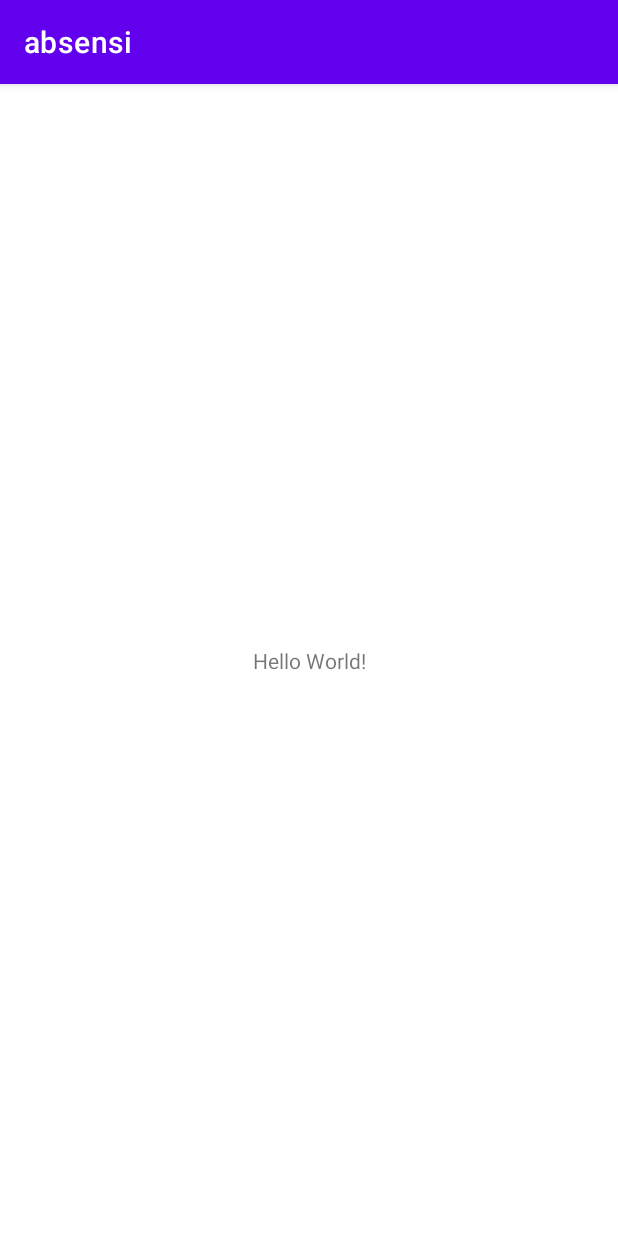
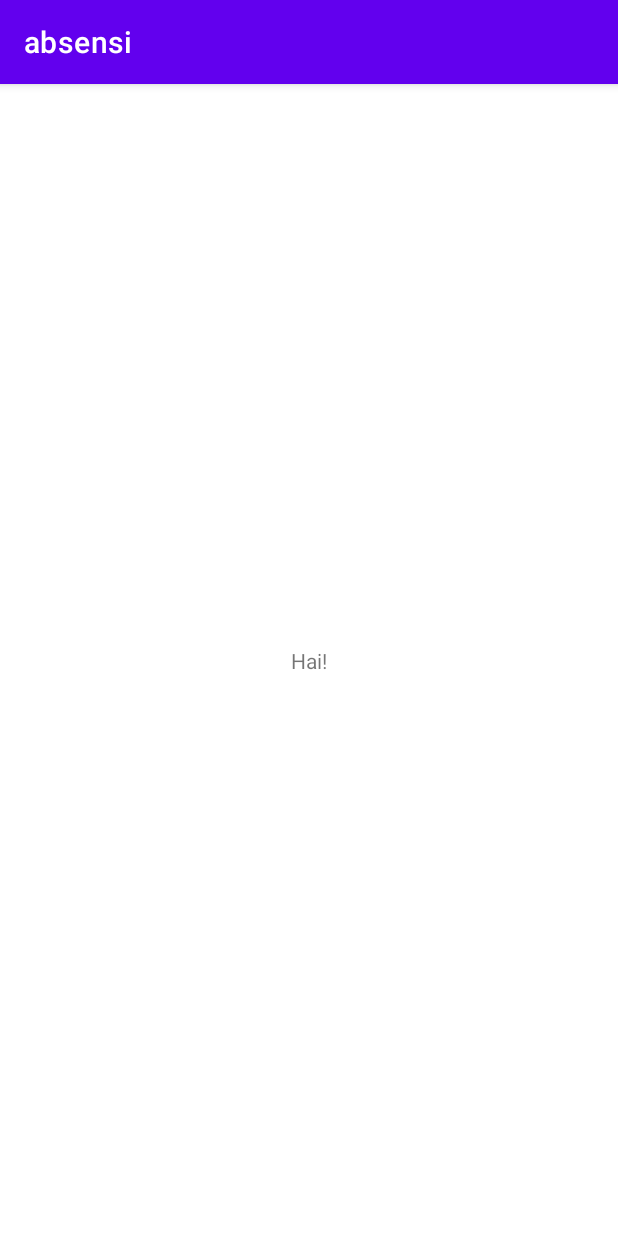
Before and after one commit to miya3333/projectmobileapp, an Android app: the screen it shows after launch (MainActivity), on a phone screen of 412 x 824 dp. Run offline under Robolectric (Android 15) with nearby library versions, the phone set to English and light mode, and no system bars.

Commit message:
First commit Creation of absensi app

```diff
--- a/app/src/main/res/layout/activity_main.xml
+++ b/app/src/main/res/layout/activity_main.xml
@@ -9,7 +9,7 @@
     <TextView
         android:layout_width="wrap_content"
         android:layout_height="wrap_content"
-        android:text="Hello World!"
+        android:text="Hai!"
         app:layout_constraintBottom_toBottomOf="parent"
         app:layout_constraintEnd_toEndOf="parent"
         app:layout_constraintStart_toStartOf="parent"
```
